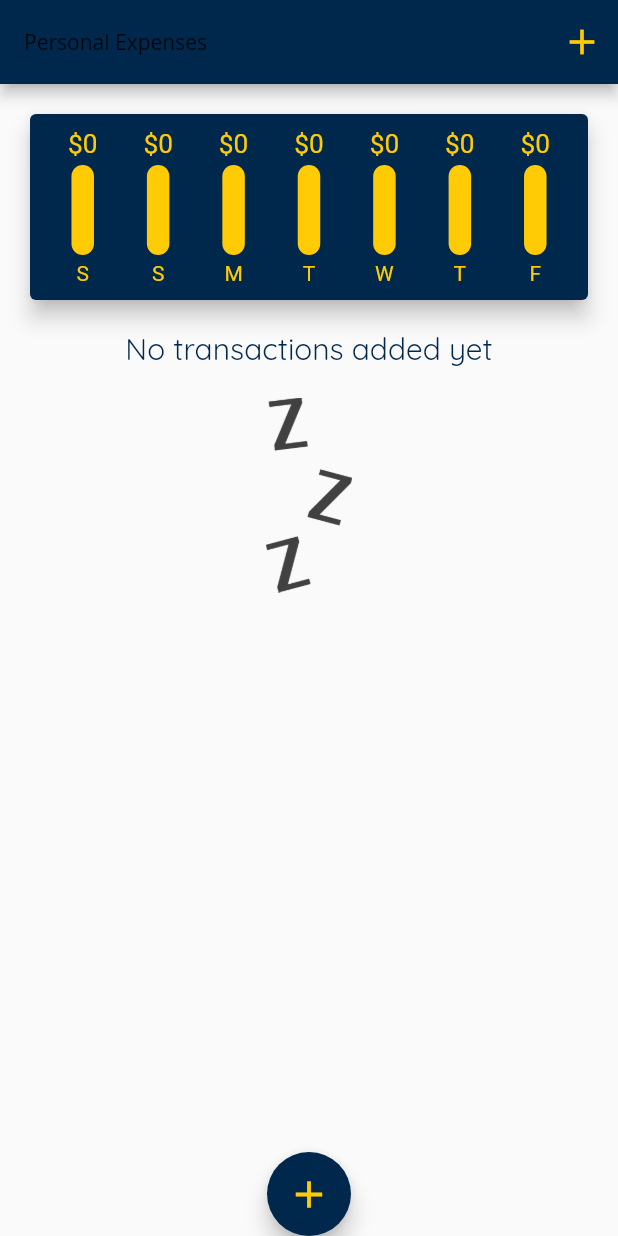
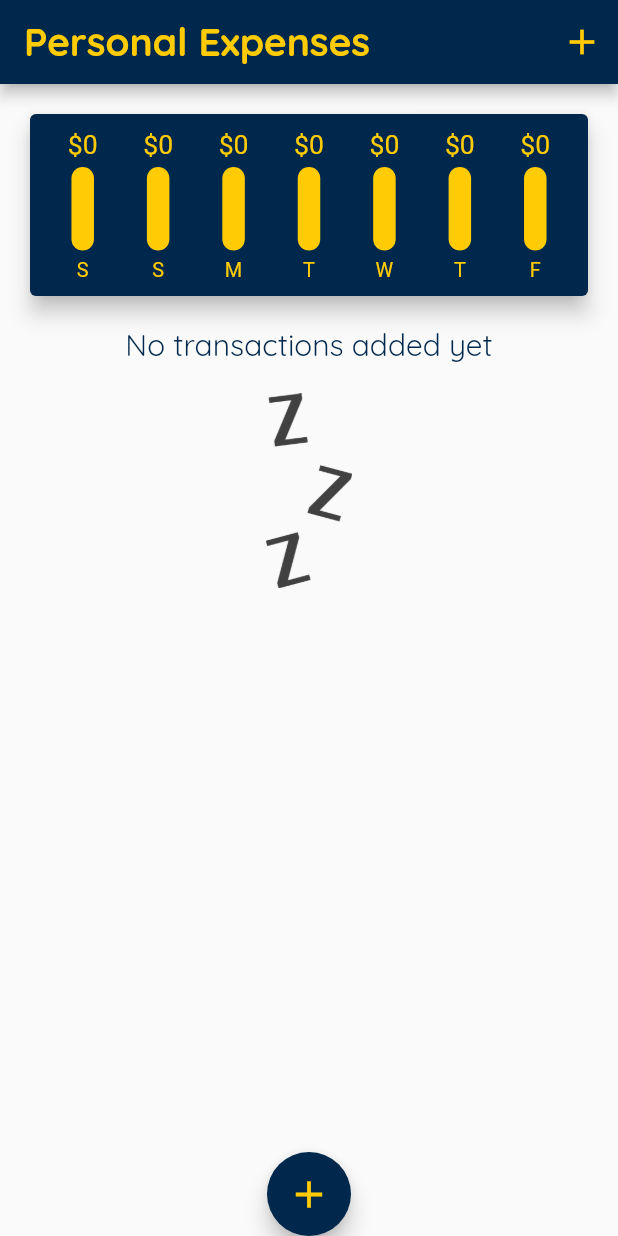
Before and after one commit to cravenbrave/Personal_Expenses_App_Flutter, a Flutter app: the screen it shows after launch, on a phone screen of 412 x 824 dp. Run offline on Flutter 3.47's test engine with Material 2 defaults, Android fonts, the phone set to English and light mode, and no system bars.

Commit message:
improve the layout

```diff
--- a/lib/main.dart
+++ b/lib/main.dart
@@ -1,5 +1,6 @@
 import 'package:flutter/cupertino.dart';
 import 'package:flutter/material.dart';
+import 'package:flutter/services.dart';
 import 'package:personal_expenses_app/widgets/new_transactions.dart';
 import 'package:personal_expenses_app/models/transactions.dart';
 import 'package:personal_expenses_app/widgets/transaction_list.dart';
@@ -13,18 +14,16 @@ class MyApp extends StatelessWidget {
   // This widget is the root of your application.
   @override
   Widget build(BuildContext context) {
+    //limit the screen rotation function. Need to import services.dart
+    SystemChrome.setPreferredOrientations([
+      DeviceOrientation.portraitUp,
+      DeviceOrientation.portraitDown,
+
+    ]);
     return MaterialApp(
       title: 'Flutter Demo',
       theme: ThemeData(
         // This is the theme of your application. Set up global theme
-        //
-        // Try running your application with "flutter run". You'll see the
-        // application has a blue toolbar. Then, without quitting the app, try
-        // changing the primarySwatch below to Colors.green and then invoke
-        // "hot reload" (press "r" in the console where you ran "flutter run",
-        // or simply save your changes to "hot reload" in a Flutter IDE).
-        // Notice that the counter didn't reset back to zero; the application
-        // is not restarted.
         fontFamily: 'Quicksand',
         textTheme: ThemeData.light().textTheme.copyWith(
               subtitle1: TextStyle(
@@ -45,7 +44,9 @@ class MyApp extends StatelessWidget {
           iconTheme: ThemeData.light().iconTheme.copyWith(
                 color: Color.fromRGBO(255, 203, 5, 1),
               ),
-        ), colorScheme: ColorScheme.fromSwatch(primarySwatch: Colors.amber).copyWith(secondary: Color.fromRGBO(0, 39, 76, 1)),
+        ),
+        colorScheme: ColorScheme.fromSwatch(primarySwatch: Colors.amber)
+            .copyWith(secondary: Color.fromRGBO(0, 39, 76, 1)),
       ),
       home: MyHomePage(title: 'Flutter Demo Home Page'),
     );
@@ -72,7 +73,7 @@ class MyHomePage extends StatefulWidget {
 
 class _MyHomePageState extends State<MyHomePage> {
   final List<Transactions> _trans = [
-    // Transactions('t1', 'Foodfghjhgghjghdfewrwerwghjhj', 156776.0, DateTime.now()),
+    // Transactions(6, 'Foodfghjhgghjghdfewrwerwghjhj', 156776.0, DateTime.now()),
     // Transactions(0, 'Restaurant', 31.32, DateTime.now()),
     // Transactions(1, 'Kroger', 25.63, DateTime.now()),
     // Transactions(2, 'Pet Supplies', 28.60, DateTime.now()),
@@ -91,9 +92,10 @@ class _MyHomePageState extends State<MyHomePage> {
     }).toList();
   }
 
-  void _addNewTrans(String transTitle, double transAmount, DateTime chosenDate) {
-    final newTrans = Transactions(
-        _trans.length, transTitle, transAmount, chosenDate);
+  void _addNewTrans(
+      String transTitle, double transAmount, DateTime chosenDate) {
+    final newTrans =
+        Transactions(_trans.length, transTitle, transAmount, chosenDate);
 
     setState(() {
       _trans.add(newTrans);
@@ -107,6 +109,7 @@ class _MyHomePageState extends State<MyHomePage> {
       });
     });
   }
+
   //the function used to floatButton add on pressed
   void _startAddNewTrans(BuildContext context) {
     //built-in function by flutter, a new window which doesn't interact with
@@ -127,25 +130,36 @@ class _MyHomePageState extends State<MyHomePage> {
 
   @override
   Widget build(BuildContext context) {
-    return Scaffold(
-      appBar: AppBar(
+    final appBar = AppBar(
       title: Text(
         'Personal Expenses',
         textAlign: TextAlign.right,
         style: TextStyle(
           fontFamily: 'OpenSans',
+          color: Color.fromRGBO(255, 203, 5, 1),
+          fontWeight: FontWeight.bold,
+          fontSize: 26.0,
         ),
       ),
       actions: [
         IconButton(
             onPressed: () => _startAddNewTrans(context),
-              icon: Icon(Icons.add, size: 28.0, )),
+            icon: Icon(
+              Icons.add,
+              size: 28.0,
+            )),
       ],
-      ),
+    );
+    return Scaffold(
+      appBar: appBar,
       //used to change the float button location
       floatingActionButtonLocation: FloatingActionButtonLocation.centerDocked,
       floatingActionButton: FloatingActionButton(
-        child: Icon(Icons.add, color: Color.fromRGBO(255, 203, 5, 1), size: 30,),
+        child: Icon(
+          Icons.add,
+          color: Color.fromRGBO(255, 203, 5, 1),
+          size: 30,
+        ),
         onPressed: () => _startAddNewTrans(context),
       ),
       body: SingleChildScrollView(
@@ -153,7 +167,16 @@ class _MyHomePageState extends State<MyHomePage> {
         child: Column(
           mainAxisAlignment: MainAxisAlignment.start,
           children: [
-            Chart(_recentTrans),
+            Container(
+                //mediaQuery get the device info, size etc, we get the device height
+                //and then rule this container uses 0.6 of the height of the screen
+                //appBar preferredSize is the height of the appBar
+                //also minus padding size (more likely designed for android?
+                height: (MediaQuery.of(context).size.height -
+                        appBar.preferredSize.height -
+                        MediaQuery.of(context).padding.top) *
+                    0.21,
+                child: Chart(_recentTrans)),
             // Card(
             //   child: Container(
             //     margin: EdgeInsets.all(10.0),
@@ -163,7 +186,12 @@ class _MyHomePageState extends State<MyHomePage> {
             //   ),
             //   elevation: 1.0,
             // ),
-            TransactionList(_trans, _removeTrans),
+            Container(
+                child: TransactionList(_trans, _removeTrans),
+                height: (MediaQuery.of(context).size.height -
+                        appBar.preferredSize.height -
+                        MediaQuery.of(context).padding.top) *
+                    0.79),
           ],
         ),
       ), // This trailing comma makes auto-formatting nicer for build methods.
--- a/lib/widgets/chart_bar.dart
+++ b/lib/widgets/chart_bar.dart
@@ -9,10 +9,14 @@ class ChartBar extends StatelessWidget {
 
   @override
   Widget build(BuildContext context) {
+    return LayoutBuilder(
+      //constrains used to get the height and width info from flutter internal
+      //methods
+      builder: (context, constrains) {
         return Column(
           children: [
             Container(
-          height: 20,
+              height: constrains.maxHeight * 0.2,
               child: FittedBox(
                 child: Text(
                   '\$${amount.toStringAsFixed(0)}',
@@ -21,10 +25,10 @@ class ChartBar extends StatelessWidget {
               ),
             ),
             SizedBox(
-          height: 4.0,
+              height: constrains.maxHeight * 0.05,
             ),
             Container(
-          height: 60,
+              height: constrains.maxHeight * 0.55,
               width: 15,
               child: Stack(
                 children: [
@@ -36,25 +40,36 @@ class ChartBar extends StatelessWidget {
                       borderRadius: BorderRadius.circular(10),
                     ),
                   ),
-              FractionallySizedBox(heightFactor: percentOfTotal,
+                  FractionallySizedBox(
+                    heightFactor: percentOfTotal,
                     child: Container(
                       decoration: BoxDecoration(
                         // border: Border.all(color: Colors.white, width: 2.0),
                         color: Colors.white,
                         borderRadius: BorderRadius.circular(10),
                       ),
-              ),),
+                    ),
+                  ),
                 ],
               ),
             ),
             SizedBox(
-          height: 4.0,
+              height: constrains.maxHeight * 0.05,
             ),
-        Text(
+            Container(
+              height: constrains.maxHeight * 0.15,
+              //used fittedBox to make sure the text is shown, if it is a very small device
+              //by shrinking the font size
+              child: FittedBox(
+                child: Text(
                   label,
                   style: TextStyle(color: Color.fromRGBO(255, 203, 5, 1)),
                 ),
+              ),
+            ),
           ],
+        );
+      },
     );
   }
 }
--- a/lib/widgets/transaction_list.dart
+++ b/lib/widgets/transaction_list.dart
@@ -12,7 +12,6 @@ class TransactionList extends StatelessWidget {
   @override
   Widget build(BuildContext context) {
     return Container(
-      height: 550,
       child: _trans.isEmpty
           ? Column(
               children: [
```
Lines whose indentation alone changed are shown as unchanged.
